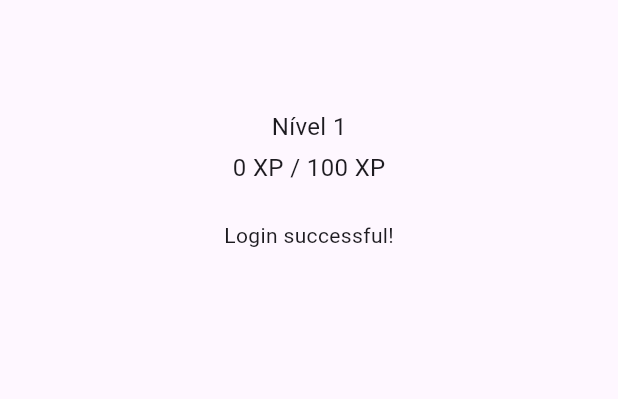
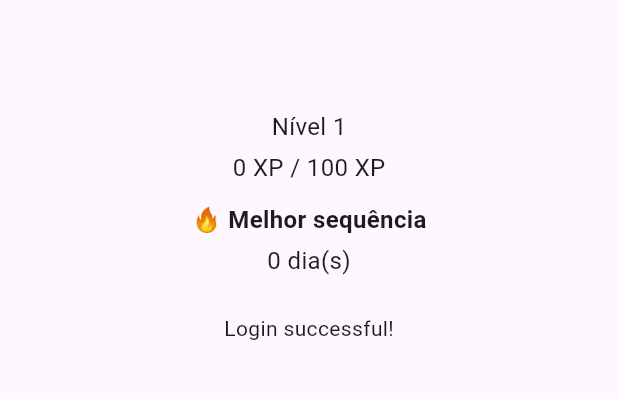
Before and after one commit to brendobrito2002/tracking_your_habits, a Flutter app: the HomeView screen opened directly, on a phone screen of 412 x 824 dp, the part 63-462 px from its top. Run offline on Flutter 3.47's test engine with Material 3 defaults, Android fonts, the phone set to English and light mode, and no system bars; our stand-ins replace firebase_auth, firebase_core, hive, hive_flutter, table_calendar; accounts and stored records are empty.

Commit message:
feat: melhor sequencia de dia concluindo habitos, em geral, adicionada

```diff
--- a/lib/src/viewmodels/checkin_viewmodel.dart
+++ b/lib/src/viewmodels/checkin_viewmodel.dart
@@ -129,4 +129,42 @@ class CheckInViewModel extends ChangeNotifier {
 
     notifyListeners();
   }
+
+  int get bestStreak {
+    if (_checkIns.isEmpty) {
+      return 0;
+    }
+
+    final dates = _checkIns
+        .map(
+          (checkIn) => DateTime(
+        checkIn.date.year,
+        checkIn.date.month,
+        checkIn.date.day,
+      ),
+    )
+        .toSet()
+        .toList();
+
+    dates.sort();
+
+    int best = 1;
+    int current = 1;
+
+    for (int i = 1; i < dates.length; i++) {
+      final difference = dates[i].difference(dates[i - 1]).inDays;
+
+      if (difference == 1) {
+        current++;
+      } else {
+        current = 1;
+      }
+
+      if (current > best) {
+        best = current;
+      }
+    }
+
+    return best;
+  }
 }
--- a/lib/src/views/home/home_view.dart
+++ b/lib/src/views/home/home_view.dart
@@ -8,6 +8,7 @@ import '../login/login_view.dart';
 import '../../repositories/auth_repository.dart';
 import '../../viewmodels/user_viewmodel.dart';
 import '../calendar/calendar_view.dart';
+import '../../viewmodels/checkin_viewmodel.dart';
 
 class HomeView extends StatefulWidget {
   const HomeView({super.key});
@@ -31,6 +32,10 @@ class _HomeViewState extends State<HomeView> {
           id: firebaseUser.uid,
           name: firebaseUser.displayName ?? '',
           email: firebaseUser.email ?? '',
+        );
+
+        context.read<CheckInViewModel>().loadCheckIns(
+          firebaseUser.uid,
         );
       });
     }
@@ -93,6 +98,30 @@ class _HomeViewState extends State<HomeView> {
                     fontSize: 16,
                   ),
                 ),
+
+                Consumer<CheckInViewModel>(
+                  builder: (context, checkInViewModel, child) {
+                    return Column(
+                      children: [
+                        const SizedBox(height: 12),
+                        const Text(
+                          '🔥 Melhor sequência',
+                          style: TextStyle(
+                            fontSize: 16,
+                            fontWeight: FontWeight.bold,
+                          ),
+                        ),
+                        const SizedBox(height: 4),
+                        Text(
+                          '${checkInViewModel.bestStreak} dia(s)',
+                          style: const TextStyle(
+                            fontSize: 16,
+                          ),
+                        ),
+                      ],
+                    );
+                  },
+                ),
               ],
 
               const SizedBox(height: 24),
```
